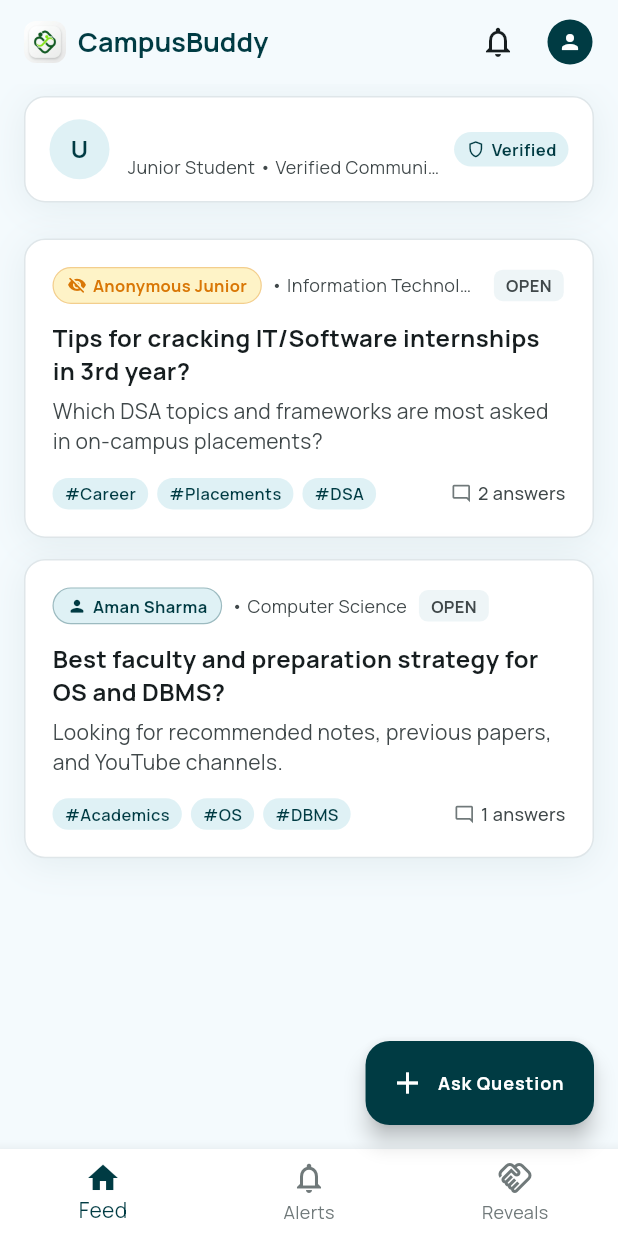
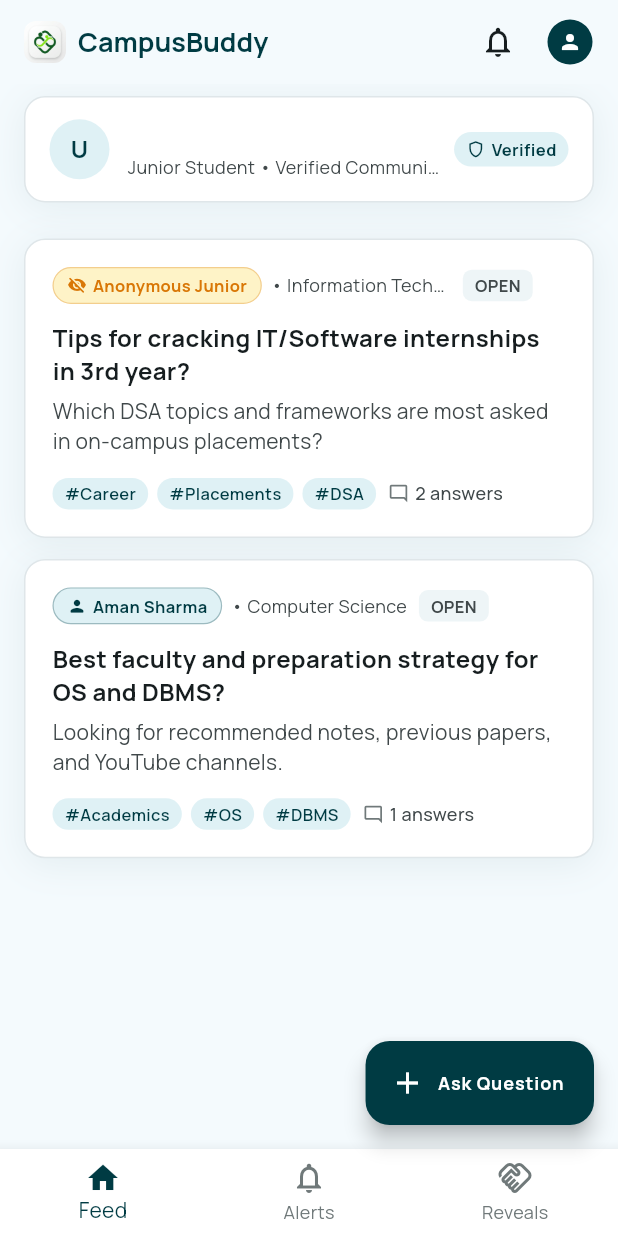
Before and after one commit to vaibhavkumar955584-hub/CampusBuddy, a Flutter app: the screen it shows once a user with an empty profile is signed in, on a phone screen of 412 x 824 dp. Run offline on Flutter 3.47's test engine with Material 3 defaults, Android fonts, the phone set to English and light mode, and no system bars; our stand-ins replace firebase_auth, firebase_core, flutter_secure_storage, google_fonts, google_sign_in; accounts and stored records are empty; network calls fail.

Commit message:
feat: implement query system screens including creation, detail viewing, feed, and reporting functionality

```diff
--- a/seniorconnect-mobile/lib/core/widgets/anonymity_badge.dart
+++ b/seniorconnect-mobile/lib/core/widgets/anonymity_badge.dart
@@ -38,6 +38,8 @@ class AnonymityBadge extends StatelessWidget {
             const SizedBox(width: 4),
             Text(
               'Anonymous Junior',
+              maxLines: 1,
+              overflow: TextOverflow.ellipsis,
               style: TextStyle(
                 fontSize: isCompact ? 10 : 11,
                 fontWeight: FontWeight.w700,
@@ -53,6 +55,7 @@ class AnonymityBadge extends StatelessWidget {
       final displayName = (studentName != null && studentName!.isNotEmpty) ? studentName! : 'Named Student';
 
       return Container(
+        constraints: const BoxConstraints(maxWidth: 150),
         padding: EdgeInsets.symmetric(
           horizontal: isCompact ? 7 : 9,
           vertical: isCompact ? 3 : 4,
--- a/seniorconnect-mobile/lib/features/moderation/widgets/report_modal.dart
+++ b/seniorconnect-mobile/lib/features/moderation/widgets/report_modal.dart
@@ -58,6 +58,12 @@ class _ReportModalState extends State<ReportModal> {
   String? _selectedReason;
   bool _isSubmitting = false;
   String? _errorMessage;
+
+  @override
+  void dispose() {
+    _detailsController.dispose();
+    super.dispose();
+  }
 
   Future<void> _submitReport() async {
     if (_selectedReason == null) {
--- a/seniorconnect-mobile/lib/features/queries/screens/query_detail_screen.dart
+++ b/seniorconnect-mobile/lib/features/queries/screens/query_detail_screen.dart
@@ -30,6 +30,12 @@ class _QueryDetailScreenState extends State<QueryDetailScreen> {
   void initState() {
     super.initState();
     _fetchQueryDetails();
+  }
+
+  @override
+  void dispose() {
+    _answerController.dispose();
+    super.dispose();
   }
 
   Future<void> _fetchQueryDetails() async {
--- a/seniorconnect-mobile/lib/features/queries/screens/query_feed_screen.dart
+++ b/seniorconnect-mobile/lib/features/queries/screens/query_feed_screen.dart
@@ -366,21 +366,23 @@ class _QueryFeedScreenState extends State<QueryFeedScreen> {
             child: Column(
               crossAxisAlignment: CrossAxisAlignment.start,
               children: [
+                Wrap(
+                  alignment: WrapAlignment.spaceBetween,
+                  crossAxisAlignment: WrapCrossAlignment.center,
+                  spacing: 8,
+                  runSpacing: 6,
+                  children: [
                     Row(
-                  children: [
-                    Flexible(
-                      child: Row(
                       mainAxisSize: MainAxisSize.min,
                       children: [
-                          Flexible(
-                            child: AnonymityBadge(
+                        AnonymityBadge(
                           isAnonymous: query.isAnonymousDisplay,
                           studentName: query.juniorName,
                         ),
-                          ),
                         if (query.juniorBranch != null) ...[
                           const SizedBox(width: 6),
-                            Flexible(
+                          Container(
+                            constraints: const BoxConstraints(maxWidth: 120),
                             child: Text(
                               '• ${query.juniorBranch}',
                               maxLines: 1,
@@ -394,8 +396,6 @@ class _QueryFeedScreenState extends State<QueryFeedScreen> {
                         ],
                       ],
                     ),
-                    ),
-                    const SizedBox(width: 8),
                     Container(
                       padding: const EdgeInsets.symmetric(horizontal: 8, vertical: 3),
                       decoration: BoxDecoration(
@@ -434,11 +434,16 @@ class _QueryFeedScreenState extends State<QueryFeedScreen> {
                   style: const TextStyle(color: AppTheme.onSurfaceVariant, fontSize: 14, height: 1.4),
                 ),
                 const SizedBox(height: 14),
-                Row(
+                Wrap(
+                  alignment: WrapAlignment.spaceBetween,
+                  crossAxisAlignment: WrapCrossAlignment.center,
+                  spacing: 8,
+                  runSpacing: 8,
                   children: [
                     if (query.tags != null && query.tags!.isNotEmpty)
                       Wrap(
                         spacing: 6,
+                        runSpacing: 4,
                         children: query.tags!.split(',').map((t) {
                           return Container(
                             padding: const EdgeInsets.symmetric(horizontal: 8, vertical: 3),
@@ -453,8 +458,8 @@ class _QueryFeedScreenState extends State<QueryFeedScreen> {
                           );
                         }).toList(),
                       ),
-                    const Spacer(),
                     Row(
+                      mainAxisSize: MainAxisSize.min,
                       children: [
                         const Icon(Icons.mode_comment_outlined, size: 14, color: AppTheme.outline),
                         const SizedBox(width: 4),
```
Also changed, not shown: seniorconnect-mobile/lib/features/auth/screens/profile_setup_screen.dart (+8 -0 lines), seniorconnect-mobile/lib/features/queries/screens/create_query_screen.dart (+7 -0 lines). Lines whose indentation alone changed are shown as unchanged.
